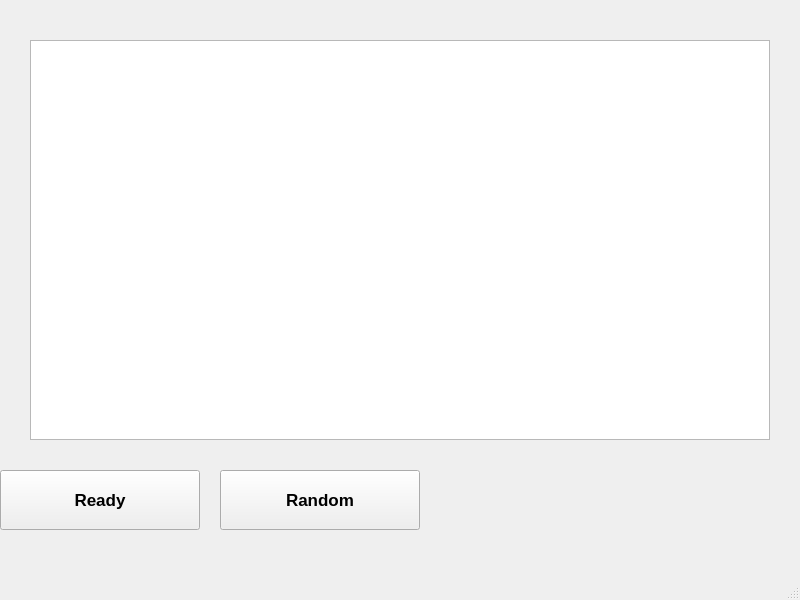
Qt form OS_Lab09/mainwindow.ui (Dou6leR/OS_Lab09_WarshipBattle) before a commit.
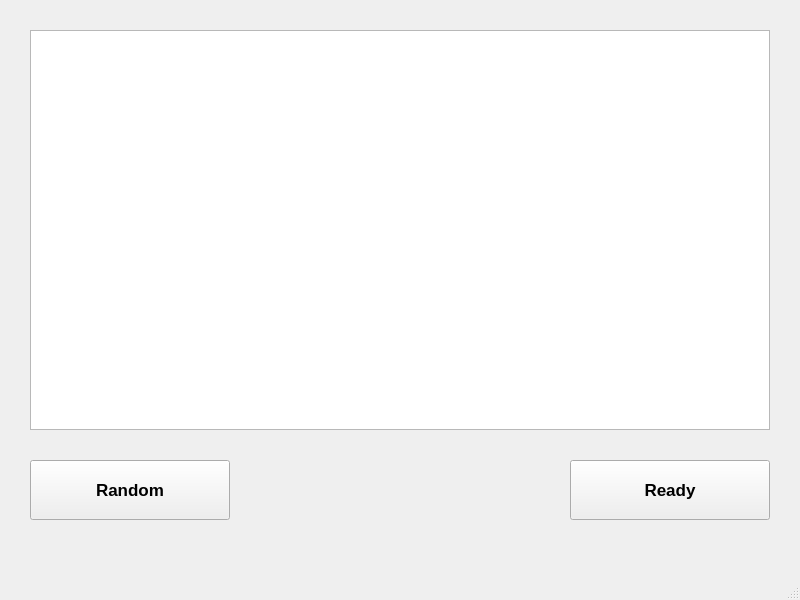
The same form after that commit. The open tabs and pages were chosen to show the change.

```diff
--- a/OS_Lab09/mainwindow.ui
+++ b/OS_Lab09/mainwindow.ui
@@ -23,8 +23,8 @@
    <widget class="QStackedWidget" name="mw_pages">
     <property name="geometry">
      <rect>
-      <x>-30</x>
-      <y>10</y>
+      <x>0</x>
+      <y>0</y>
       <width>800</width>
       <height>550</height>
      </rect>
@@ -104,7 +104,7 @@
      <widget class="QPushButton" name="ready_but">
       <property name="geometry">
        <rect>
-        <x>30</x>
+        <x>570</x>
         <y>460</y>
         <width>200</width>
         <height>60</height>
@@ -124,7 +124,7 @@
      <widget class="QGraphicsView" name="placing_View">
       <property name="geometry">
        <rect>
-        <x>60</x>
+        <x>30</x>
         <y>30</y>
         <width>740</width>
         <height>400</height>
@@ -152,7 +152,7 @@
      <widget class="QPushButton" name="random_but">
       <property name="geometry">
        <rect>
-        <x>250</x>
+        <x>30</x>
         <y>460</y>
         <width>200</width>
         <height>60</height>
```
Left out of the diff: 8 changed lines with no effect on the pictures.
